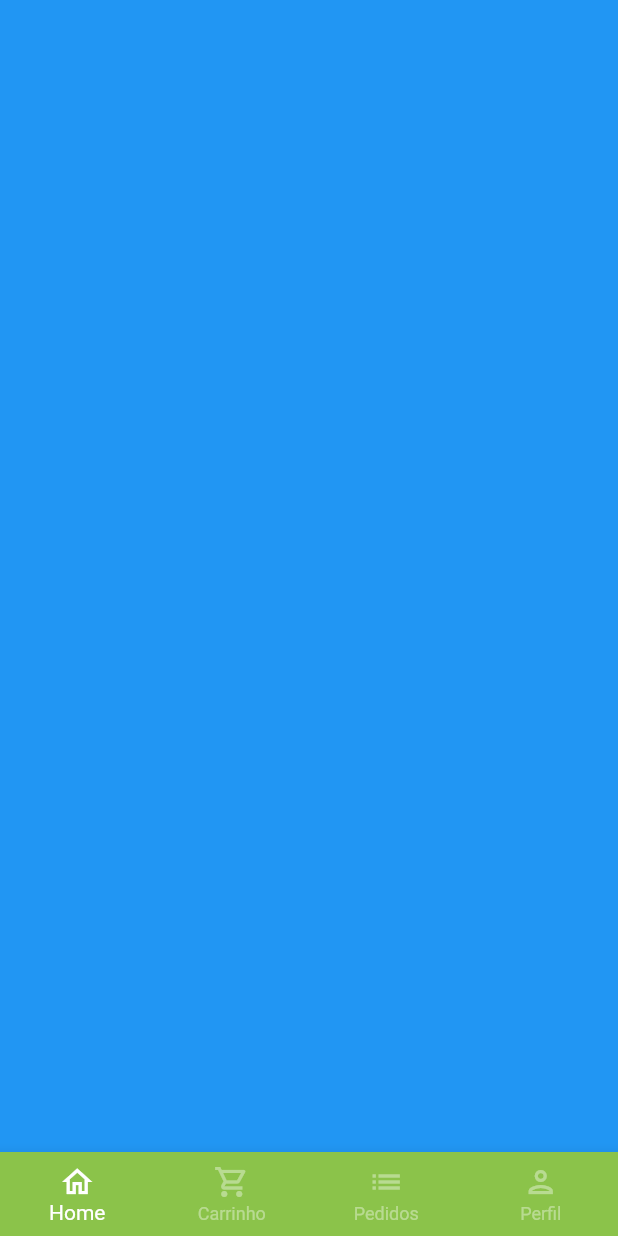
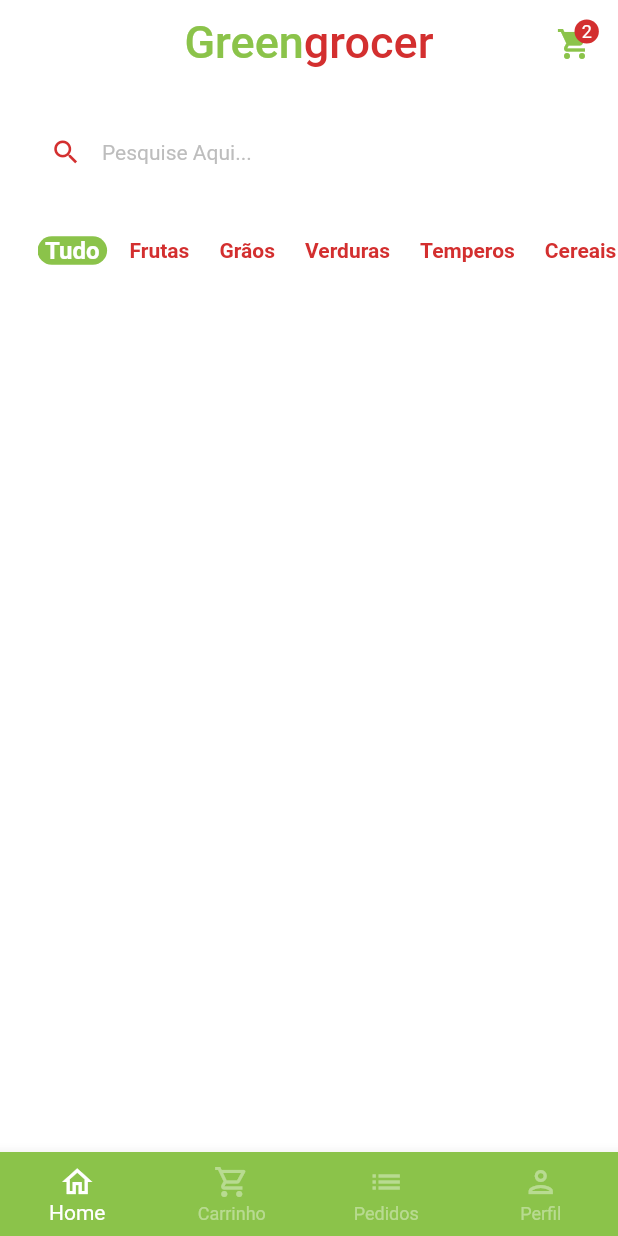
Before and after one commit to tiagodnzz/greengrocer, a Flutter app: the screen it shows after launch, after a tap on "Entrar", on a phone screen of 412 x 824 dp. Run offline on Flutter 3.47's test engine with Material 2 defaults, Android fonts, the phone set to English and light mode, and no system bars; our stand-ins replace animated_text_kit, mask_text_input_formatter.

Commit message:
Criando components da home e mocks

```diff
--- a/lib/main.dart
+++ b/lib/main.dart
@@ -1,5 +1,5 @@
 import 'package:flutter/material.dart';
-import 'package:greengrocer/src/auth/sign_in_screen.dart';
+import 'package:greengrocer/src/pages/auth/sign_in_screen.dart';
 
 void main() {
   runApp(const MyApp());
@@ -15,6 +15,7 @@ class MyApp extends StatelessWidget {
       title: 'Flutter Demo',
       theme: ThemeData(
         primarySwatch: Colors.green,
+        scaffoldBackgroundColor: Colors.white.withAlpha(190)
       ),
       debugShowCheckedModeBanner: false,
       home: const SignInScreen(),
--- a/lib/src/auth/sign_in_screen.dart
+++ b/lib/src/pages/auth/sign_in_screen.dart
@@ -1,8 +1,8 @@
 import 'package:animated_text_kit/animated_text_kit.dart';
 import 'package:flutter/material.dart';
-import 'package:greengrocer/src/auth/components/custom_text_field.dart';
-import 'package:greengrocer/src/auth/sign_up_screen.dart';
-import 'package:greengrocer/src/base/base_screen.dart';
+import 'package:greengrocer/src/pages/auth/components/custom_text_field.dart';
+import 'package:greengrocer/src/pages/auth/sign_up_screen.dart';
+import 'package:greengrocer/src/pages/base/base_screen.dart';
 import 'package:greengrocer/src/config/custom_colors.dart';
 
 class SignInScreen extends StatelessWidget {
--- a/lib/src/base/base_screen.dart
+++ b/lib/src/pages/base/base_screen.dart
@@ -1,5 +1,6 @@
 import 'package:flutter/material.dart';
 import 'package:greengrocer/src/config/custom_colors.dart';
+import 'package:greengrocer/src/pages/home/home_tab.dart';
 
 class BaseScreen extends StatefulWidget {
   const BaseScreen({super.key});
@@ -19,9 +20,7 @@ class _BaseScreenState extends State<BaseScreen> {
         physics: const NeverScrollableScrollPhysics(),
         controller: pageController,
         children: [
-          Container(
-            color: Colors.blue,
-          ),
+          HomeTab(),
           Container(
             color: Colors.green,
           ),
--- /dev/null
+++ b/lib/src/pages/home/components/category_tile.dart
@@ -0,0 +1,42 @@
+import 'package:flutter/material.dart';
+import 'package:greengrocer/src/config/custom_colors.dart';
+
+class CategoryTile extends StatelessWidget {
+  const CategoryTile({
+    super.key,
+    required this.category,
+    required this.isSelected,
+    required this.onPressed,
+  });
+
+  final String category;
+  final bool isSelected;
+  final VoidCallback onPressed;
+
+  @override
+  Widget build(BuildContext context) {
+    return GestureDetector(
+      onTap: onPressed,
+      child: Align(
+        alignment: Alignment.center,
+        child: Container(
+          padding: const EdgeInsets.symmetric(
+            horizontal: 5,
+          ),
+          decoration: BoxDecoration(
+            borderRadius: BorderRadius.circular(10),
+            color: isSelected ? CustomColors.customSwatchColor : Colors.transparent,
+          ),
+          child: Text(
+            category,
+            style: TextStyle(
+              color: isSelected ? Colors.white : CustomColors.customContrastColor,
+              fontWeight: FontWeight.bold,
+              fontSize: isSelected ? 16 : 14,
+            ),
+          ),
+        ),
+      ),
+    );
+  }
+}
--- /dev/null
+++ b/lib/src/pages/home/home_tab.dart
@@ -0,0 +1,146 @@
+import 'package:flutter/material.dart';
+import 'package:greengrocer/src/config/custom_colors.dart';
+
+import 'components/category_tile.dart';
+
+class HomeTab extends StatefulWidget {
+  const HomeTab({super.key});
+
+  @override
+  State<HomeTab> createState() => _HomeTabState();
+}
+
+class _HomeTabState extends State<HomeTab> {
+
+  //Mock categorias
+  List<String> categories = [
+    'Tudo',
+    'Frutas',
+    'Grãos',
+    'Verduras',
+    'Temperos',
+    'Cereais'
+  ];
+
+  String selectedCategory = 'Tudo';
+
+  @override
+  Widget build(BuildContext context) {
+    return Scaffold(
+      //appbar
+      appBar: AppBar(
+        backgroundColor: Colors.transparent,
+        elevation: 0,
+        centerTitle: true,
+        title: Text.rich(
+          TextSpan(
+            style: const TextStyle(
+              fontSize: 30,
+            ),
+            children: [
+              TextSpan(
+                  text: 'Green',
+                  style: TextStyle(
+                    color: CustomColors.customSwatchColor,
+                  )),
+              TextSpan(
+                  text: 'grocer',
+                  style: TextStyle(
+                    color: CustomColors.customContrastColor,
+                  )),
+            ],
+          ),
+        ),
+
+        //carrinho
+        actions: [
+          Padding(
+            padding: const EdgeInsets.only(
+              top: 17,
+              right: 17,
+            ),
+            child: GestureDetector(
+              onTap: () {},
+              child: Badge(
+                backgroundColor: CustomColors.customContrastColor,
+                label: const Text(
+                  '2',
+                  style: TextStyle(
+                    color: Colors.white,
+                    fontSize: 12,
+                  ),
+                ),
+                child: Icon(
+                  Icons.shopping_cart,
+                  color: CustomColors.customSwatchColor,
+                ),
+              ),
+            ),
+          ),
+        ],
+      ),
+
+      body: Column(
+        children: [
+          //Search
+          Padding(
+            padding: const EdgeInsets.symmetric(
+              horizontal: 20,
+              vertical: 20,
+            ),
+            child: TextFormField(
+              decoration: InputDecoration(
+                filled: true,
+                fillColor: Colors.white,
+                isDense: true,
+                hintText: 'Pesquise Aqui...',
+                hintStyle: TextStyle(
+                  color: Colors.grey.shade400,
+                  fontSize: 14,
+                ),
+                prefixIcon: Icon(
+                  Icons.search,
+                  color: CustomColors.customContrastColor,
+                  size: 21,
+                ),
+                border: OutlineInputBorder(
+                  borderRadius: BorderRadius.circular(60),
+                  borderSide: const BorderSide(
+                    width: 0,
+                    style: BorderStyle.none,
+                  ),
+                ),
+              ),
+            ),
+          ),
+
+          //Categorias
+          Container(
+            padding: const EdgeInsets.only(
+              left: 25,
+            ),
+            height: 40,
+            child: ListView.separated(
+              scrollDirection: Axis.horizontal,
+              itemBuilder: (_, index) {
+                return CategoryTile(
+                  onPressed: () {
+                    setState(() {
+                      selectedCategory = categories[index];
+                    });
+                  },
+                  category: categories[index],
+                  isSelected: categories[index] == selectedCategory,
+                );
+              },
+              separatorBuilder: (_, index) => const SizedBox(
+                width: 10,
+              ),
+              itemCount: categories.length,
+            ),
+          )
+        ],
+      ),
+    );
+  }
+}
--- a/pubspec.yaml
+++ b/pubspec.yaml
@@ -37,6 +37,7 @@ dependencies:
   cupertino_icons: ^1.0.2
   animated_text_kit: ^4.2.2
   mask_text_input_formatter: ^2.7.0
+  badges: ^3.1.2
 
 dev_dependencies:
   flutter_test:
@@ -61,8 +62,8 @@ flutter:
   uses-material-design: true
 
   # To add assets to your application, add an assets section, like this:
-  # assets:
-  #   - images/a_dot_burr.jpeg
+  assets:
+    - assets/fruits/
   #   - images/a_dot_ham.jpeg
 
   # An image asset can refer to one or more resolution-specific "variants", see
```
Also changed, not shown: lib/src/config/app_data.dart (added, +65 -0 lines), lib/src/models/item_model.dart (added, +15 -0 lines), assets/fruits/apple.png (added), assets/fruits/grape.png (added), assets/fruits/guava.png (added), assets/fruits/kiwi.png (added), assets/fruits/mango.png (added), assets/fruits/papaya.png (added), lib/src/pages/auth/components/custom_text_field.dart (renamed from lib/src/auth/components/custom_text_field.dart), lib/src/pages/auth/sign_up_screen.dart (renamed from lib/src/auth/sign_up_screen.dart), pubspec.lock.
